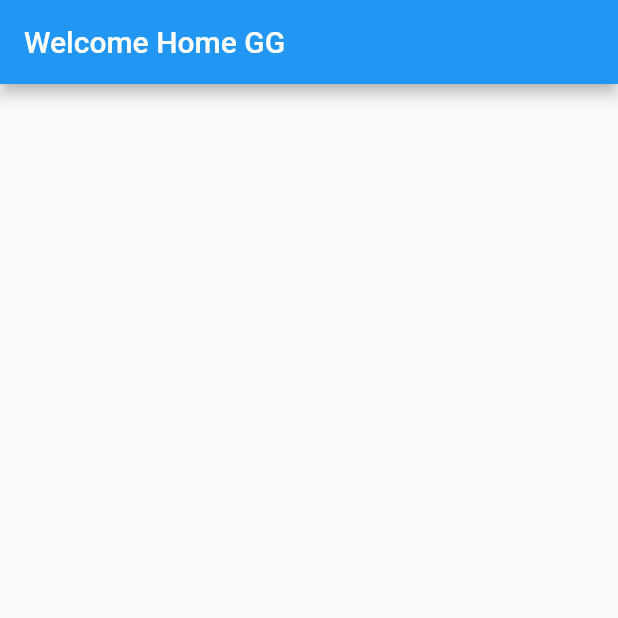
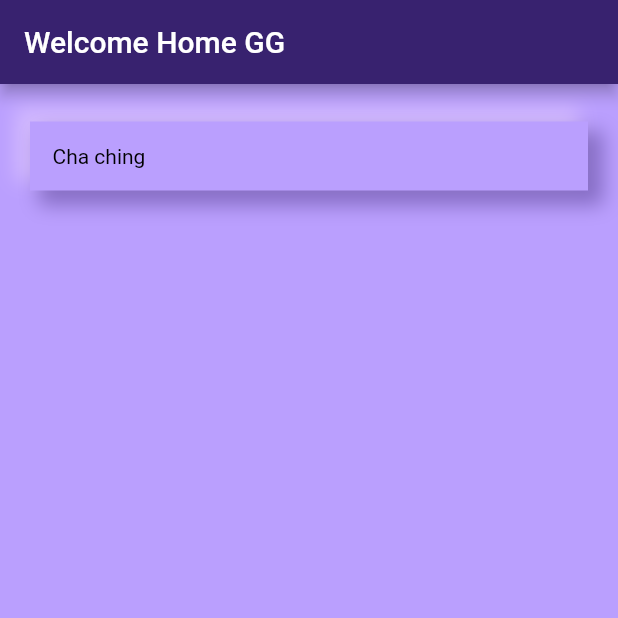
Before and after one commit to Garmode3073/Me-Time, a Flutter app: the screen it shows after launch, on a phone screen of 412 x 824 dp, the top half of it. Run offline on Flutter 3.47's test engine with Material 2 defaults, Android fonts, the phone set to English and light mode, and no system bars; our stand-ins replace connectivity_plus, firebase_core; accounts and stored records are empty.

Commit message:
cha ching card1c created

```diff
--- /dev/null
+++ b/lib/globals.dart
@@ -0,0 +1,18 @@
+import 'package:flutter/material.dart';
+
+Map<int, Color> color = {
+  50: Color(0xFF38226F).withOpacity(0.1),
+  100: Color(0xFF38226F).withOpacity(0.2),
+  200: Color(0xFF38226F).withOpacity(0.3),
+  300: Color(0xFF38226F).withOpacity(0.4),
+  400: Color(0xFF38226F).withOpacity(0.5),
+  500: Color(0xFF38226F).withOpacity(0.6),
+  600: Color(0xFF38226F).withOpacity(0.7),
+  700: Color(0xFF38226F).withOpacity(0.8),
+  800: Color(0xFF38226F).withOpacity(0.9),
+  900: Color(0xFF38226F),
+};
+
+//colors
+MaterialColor? primary = MaterialColor(0xFF38226F, color);
+Color secPrimary = Color(0xFFBA9FFE);
--- a/lib/main.dart
+++ b/lib/main.dart
@@ -1,6 +1,8 @@
 import 'package:firebase_core/firebase_core.dart';
 import 'package:flutter/material.dart';
 import 'package:sigmagg/firebase_options.dart';
+import 'package:sigmagg/globals.dart';
+import 'package:sigmagg/pages/home.dart';
 
 void main() {
   runApp(const MyApp());
@@ -16,45 +18,33 @@ class MyApp extends StatelessWidget {
             options: DefaultFirebaseOptions.currentPlatform),
         builder: (context, snapshot) {
           if (snapshot.hasError) {
-            return CircularProgressIndicator();
+            return MaterialApp(
+              home: Scaffold(
+                backgroundColor: secPrimary,
+                body: Center(
+                    child: CircularProgressIndicator(
+                  color: primary,
+                )),
+              ),
+            );
           } else if (!snapshot.hasData) {
-            return CircularProgressIndicator();
+            return MaterialApp(
+              home: Scaffold(
+                backgroundColor: secPrimary,
+                body: Center(
+                    child: CircularProgressIndicator(
+                  color: primary,
+                )),
+              ),
+            );
           }
           return MaterialApp(
             title: 'Sigma GG',
             theme: ThemeData(
-              primarySwatch: Colors.blue,
+              primarySwatch: primary,
             ),
             home: const MyHomePage(title: 'Sigma GG'),
           );
         });
   }
 }
-
-class MyHomePage extends StatefulWidget {
-  const MyHomePage({super.key, required this.title});
-  final String title;
-
-  @override
-  State<MyHomePage> createState() => _MyHomePageState();
-}
-
-class _MyHomePageState extends State<MyHomePage> {
-  int _counter = 0;
-
-  void _incrementCounter() {
-    setState(() {
-      _counter++;
-    });
-  }
-
-  @override
-  Widget build(BuildContext context) {
-    return Scaffold(
-      appBar: AppBar(
-        title: Text("Welcome Home GG"),
-      ),
-      body: Center(),
-    );
-  }
-}
--- /dev/null
+++ b/lib/pages/home.dart
@@ -0,0 +1,35 @@
+import 'package:flutter/material.dart';
+import 'package:sigmagg/globals.dart';
+import 'package:sigmagg/widgets/card1c.dart';
+
+class MyHomePage extends StatefulWidget {
+  const MyHomePage({super.key, required this.title});
+  final String title;
+
+  @override
+  State<MyHomePage> createState() => _MyHomePageState();
+}
+
+class _MyHomePageState extends State<MyHomePage> {
+  @override
+  Widget build(BuildContext context) {
+    return Scaffold(
+      appBar: AppBar(
+        title: const Text("Welcome Home GG"),
+      ),
+      backgroundColor: secPrimary,
+      body: Container(
+        width: MediaQuery.of(context).size.width,
+        height: MediaQuery.of(context).size.height,
+        child: Column(
+          children: [
+            Card1C(
+              onTap: () {},
+              text: "Cha ching",
+            ),
+          ],
+        ),
+      ),
+    );
+  }
+}
--- /dev/null
+++ b/lib/widgets/card1c.dart
@@ -0,0 +1,47 @@
+import 'package:flutter/material.dart';
+import 'package:sigmagg/globals.dart';
+
+class Card1C extends StatelessWidget {
+  final String text;
+  final Function onTap;
+  const Card1C({super.key, required this.text, required this.onTap});
+
+  @override
+  Widget build(BuildContext context) {
+    return Padding(
+      padding: const EdgeInsets.symmetric(horizontal: 20.0, vertical: 25),
+      child: Container(
+        decoration: BoxDecoration(
+          color: secPrimary,
+          boxShadow: [
+            BoxShadow(
+              color: Color(0xFFF7E1FF).withOpacity(0.4),
+              blurRadius: 10,
+              offset: Offset(-8, -8),
+              spreadRadius: 2,
+            ),
+            BoxShadow(
+              color: primary!.withOpacity(0.4),
+              blurRadius: 10,
+              offset: Offset(8, 8),
+              spreadRadius: 2,
+            )
+          ],
+        ),
+        child: Padding(
+          padding: const EdgeInsets.all(15.0),
+          child: Row(
+            children: [
+              Text(
+                text,
+                style: TextStyle(
+                  color: Colors.black,
+                ),
+              ),
+            ],
+          ),
+        ),
+      ),
+    );
+  }
+}
```
Also changed, not shown: lib/services/nonet.dart (added, +84 -0 lines).
